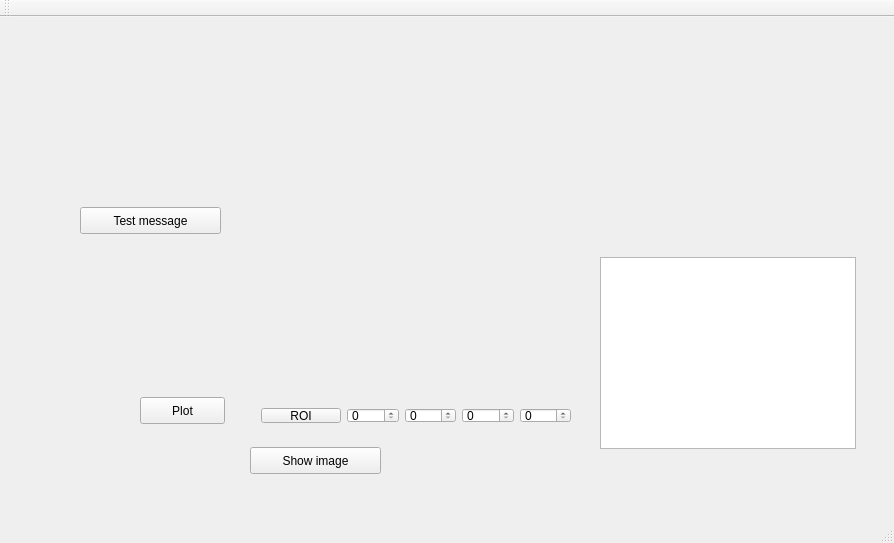
The window that qt/WidgetTests/mainwindow.ui (neutronimaging/imagingsuite) describes before a commit, drawn with Qt 5.
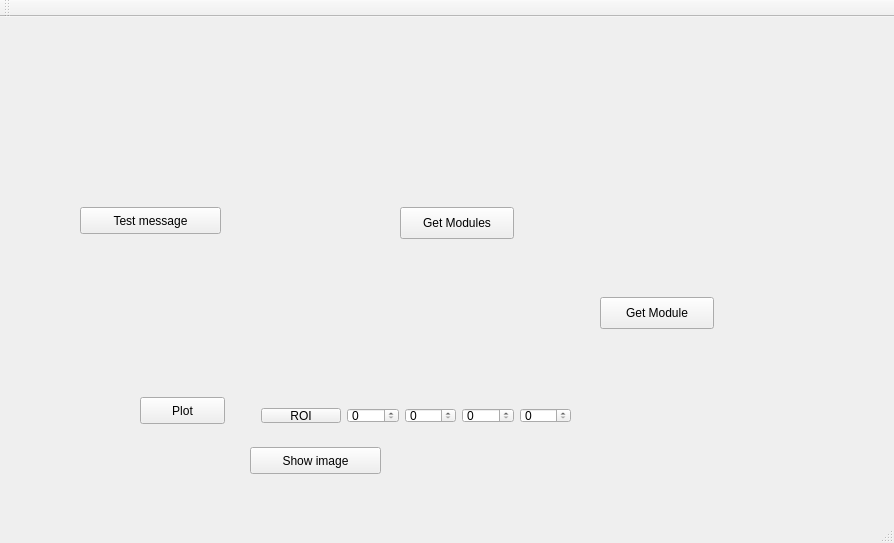
The same window after the commit. Custom widgets are drawn as their Qt base class.

Commit message: The module chain config is essentially ready to use, config dialogs are not implemented. Started single module config implementation

Diff of the .ui file:
```diff
--- a/qt/WidgetTests/mainwindow.ui
+++ b/qt/WidgetTests/mainwindow.ui
@@ -114,26 +114,58 @@
      </item>
     </layout>
    </widget>
+   <widget class="QPushButton" name="GetModulesButton">
+    <property name="geometry">
+     <rect>
+      <x>400</x>
+      <y>190</y>
+      <width>114</width>
+      <height>32</height>
+     </rect>
+    </property>
+    <property name="text">
+     <string>Get Modules</string>
+    </property>
+   </widget>
    <widget class="ModuleChainConfiguratorWidget" name="ModuleConf" native="true">
     <property name="geometry">
      <rect>
       <x>410</x>
       <y>10</y>
-      <width>391</width>
+      <width>451</width>
       <height>181</height>
      </rect>
     </property>
+    <property name="minimumSize">
+     <size>
+      <width>120</width>
+      <height>80</height>
+     </size>
+    </property>
    </widget>
-   <widget class="QListWidget" name="myListWidget">
+   <widget class="SingleModuleConfiguratorWidget" name="SingleModuleConf" native="true">
     <property name="geometry">
      <rect>
       <x>600</x>
-      <y>240</y>
-      <width>256</width>
-      <height>192</height>
+      <y>230</y>
+      <width>261</width>
+      <height>41</height>
      </rect>
     </property>
    </widget>
+   <widget class="QPushButton" name="GetSingleModuleButton">
+    <property name="geometry">
+     <rect>
+      <x>600</x>
+      <y>280</y>
+      <width>114</width>
+      <height>32</height>
+     </rect>
+    </property>
+    <property name="text">
+     <string>Get Module</string>
+    </property>
+   </widget>
   </widget>
   <widget class="QMenuBar" name="menuBar">
    <property name="geometry">
@@ -141,7 +173,7 @@
      <x>0</x>
      <y>0</y>
      <width>894</width>
-     <height>21</height>
+     <height>22</height>
     </rect>
    </property>
   </widget>
@@ -157,10 +189,16 @@
  </widget>
  <layoutdefault spacing="6" margin="11"/>
  <customwidgets>
+  <customwidget>
+   <class>ModuleChainConfiguratorWidget</class>
+   <extends>QWidget</extends>
+   <header location="global">modulechainconfiguratorwidget.h</header>
+   <container>1</container>
+  </customwidget>
   <customwidget>
    <class>QtAddons::QtLogViewer</class>
    <extends>QWidget</extends>
-   <header location="global">qtlogviewer.h</header>
+   <header>qtlogviewer.h</header>
    <container>1</container>
   </customwidget>
   <customwidget>
@@ -176,9 +214,9 @@
    <container>1</container>
   </customwidget>
   <customwidget>
-   <class>ModuleChainConfiguratorWidget</class>
+   <class>SingleModuleConfiguratorWidget</class>
    <extends>QWidget</extends>
-   <header location="global">modulechainconfiguratorwidget.h</header>
+   <header location="global">singlemoduleconfiguratorwidget.h</header>
    <container>1</container>
   </customwidget>
  </customwidgets>
```
The commit also changes 6 other files.
